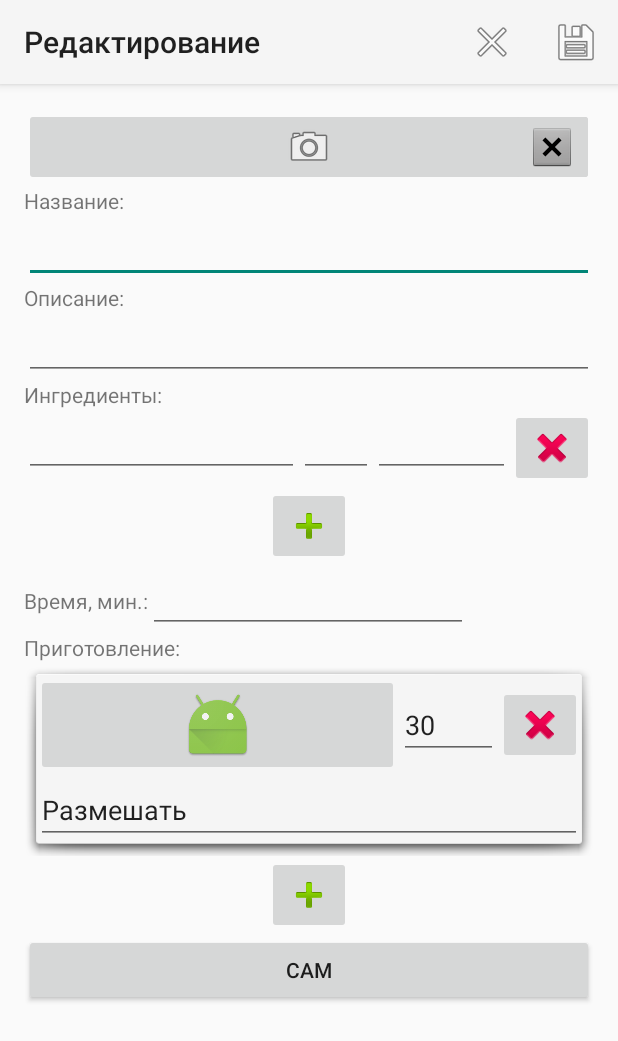
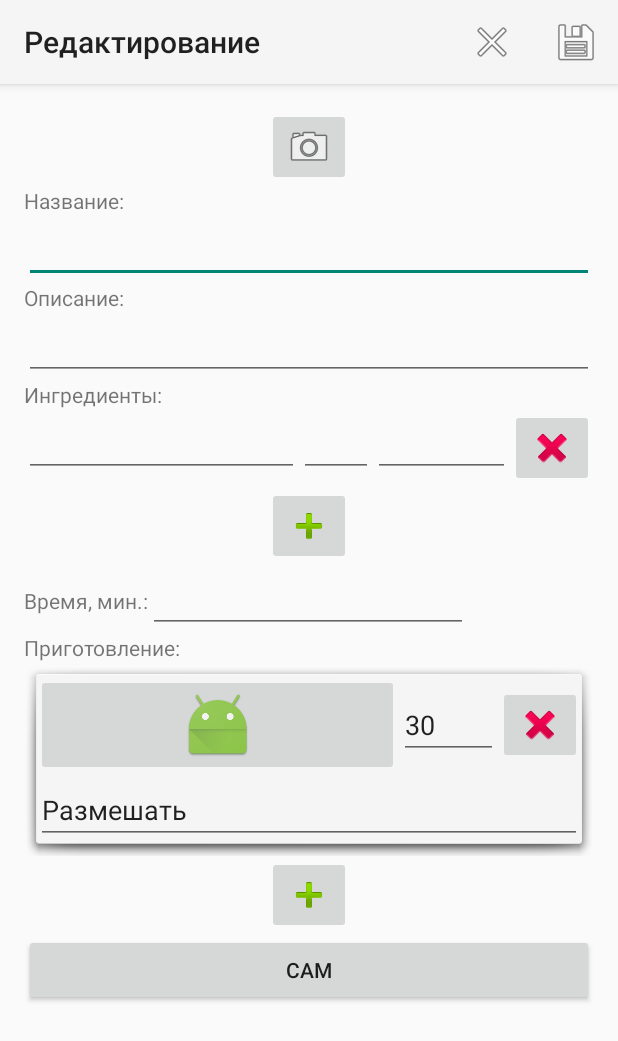
Before and after one commit to elagin/Ladle, an Android app: the EditRecActivity screen opened directly, with no data from a screen before it, on a phone screen of 412 x 824 dp. Shown: the top 1041 px of the screen. Run offline under Robolectric (Android 15) with nearby library versions, the phone set to English and light mode, and no system bars.

Commit message:
Прячем кнопку удаления фото если фото не указано.

```diff
--- a/app/src/main/res/layout/content_edit_rec.xml
+++ b/app/src/main/res/layout/content_edit_rec.xml
@@ -28,17 +28,20 @@
                 android:layout_height="match_parent">
 
                 <ImageButton
-                    android:layout_width="match_parent"
+                    android:layout_width="wrap_content"
                     android:layout_height="wrap_content"
-                    app:srcCompat="@android:drawable/ic_menu_camera"
-                    android:id="@+id/image_main"/>
+                    android:src="@drawable/ic_menu_camera"
+                    android:id="@+id/image_main"
+                    android:layout_centerVertical="true"
+                    android:layout_centerHorizontal="true" />
 
                 <ImageButton
                     android:layout_width="wrap_content"
                     android:layout_height="wrap_content"
                     app:srcCompat="@android:drawable/btn_dialog"
                     android:id="@+id/image_main_delete"
-                    android:layout_alignParentRight="true"/>
+                    android:layout_alignParentRight="false"
+                    android:layout_alignRight="@+id/image_main" />
 
             </RelativeLayout>
 
--- a/app/src/main/res/values/strings.xml
+++ b/app/src/main/res/values/strings.xml
@@ -37,4 +37,5 @@
     <string name="gallery">Галерея</string>
     <string name="cam">Камера</string>
     <string name="gallery_not_avaible">Галерея не доступна</string>
+    <string name="error_load_image">Ошибка загрузки изображения.</string>
 </resources>
```
Also changed, not shown: app/src/main/java/com/pavel/elagin/ladle/Activites/EditRecActivity.java (+35 -31 lines), app/src/main/java/com/pavel/elagin/ladle/MyApp.java (+5 -2 lines), app/src/main/res/drawable-hdpi/ic_menu_camera.png (added), app/src/main/res/drawable-mdpi/ic_menu_camera.png (added), app/src/main/res/drawable-xhdpi/ic_menu_camera.png (added), app/src/main/res/drawable-xxhdpi/ic_menu_camera.png (added), app/src/main/res/drawable-xxxhdpi/ic_menu_camera.png (added).
